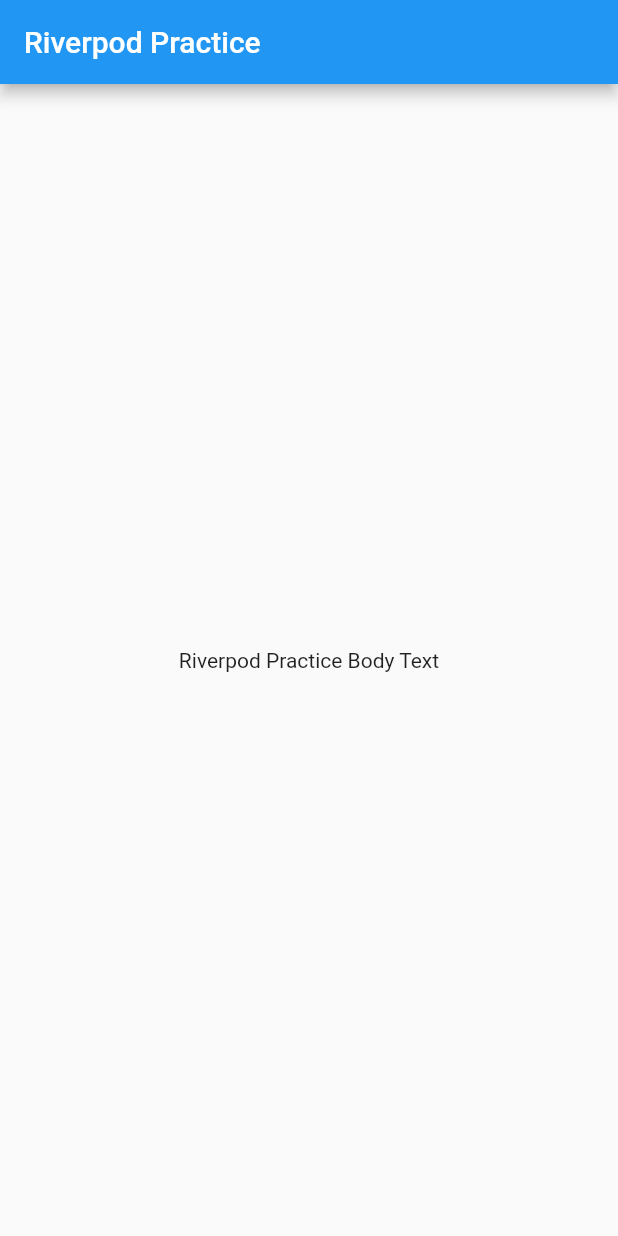
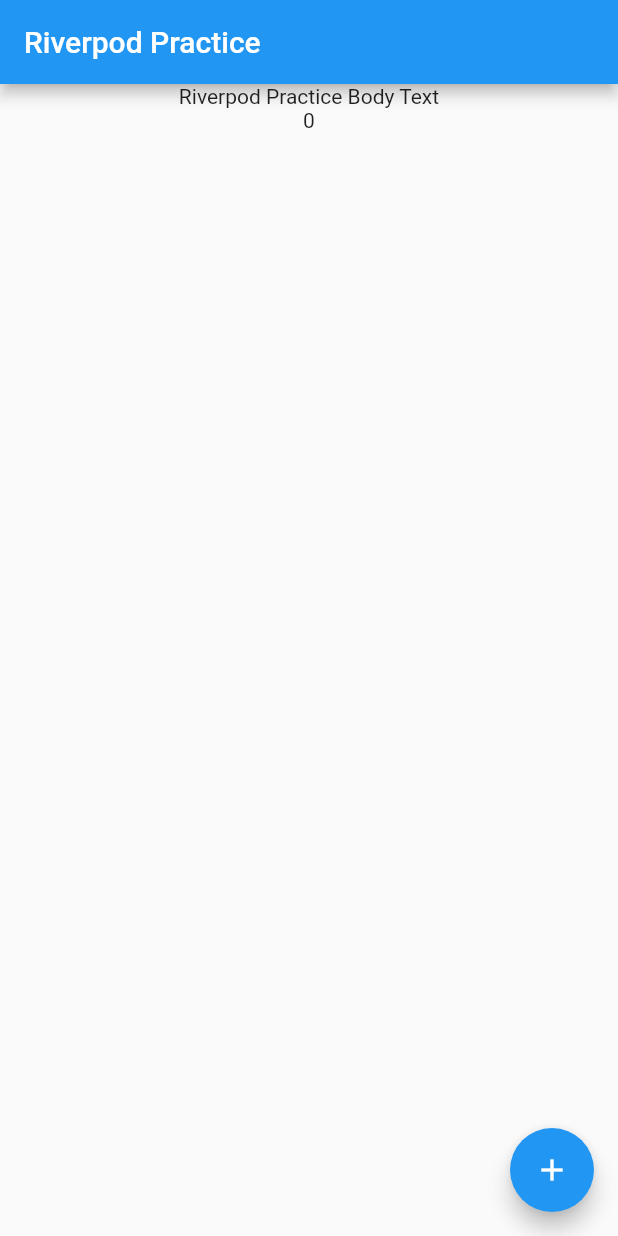
Before and after one commit to sEmoto0808/Flutter-Riverpod-Practice, a Flutter app: the screen it shows after launch, on a phone screen of 412 x 824 dp. Run offline on Flutter 3.47's test engine with Material 2 defaults, Android fonts, the phone set to English and light mode, and no system bars; our stand-ins replace flutter_riverpod.

Commit message:
StateProviderで状態の監視と変更

```diff
--- a/lib/main.dart
+++ b/lib/main.dart
@@ -1,6 +1,7 @@
 import 'package:flutter/material.dart';
 import 'package:flutter_riverpod/flutter_riverpod.dart';
 import 'package:flutter_riverpod_practice/provider/app_name_provider.dart';
+import 'package:flutter_riverpod_practice/provider/counter_provider.dart';
 
 void main() {
   runApp(
@@ -30,12 +31,25 @@ class MyHomePage extends ConsumerWidget {
   Widget build(BuildContext context, WidgetRef ref) {
     final appName = ref.watch(appNameProvider);
     final appNameBody = ref.watch(appNameBodyProvider);
+
+    final count = ref.watch(counterProvider);
     return Scaffold(
       appBar: AppBar(
         title: Text(appName),
       ),
       body: Center(
-        child: Text(appNameBody),
+        child: Column(
+          children: [
+            Text(appNameBody),
+            Text(count.toString()),
+          ],
+        ),
+      ),
+      floatingActionButton: FloatingActionButton(
+        onPressed: () {
+          ref.watch(counterProvider.notifier).state++;
+        },
+        child: const Icon(Icons.add),
       ),
     );
   }
--- /dev/null
+++ b/lib/provider/counter_provider.dart
@@ -0,0 +1,4 @@
+import 'package:flutter_riverpod/flutter_riverpod.dart';
+
+/// ボタンのクリック数を提供する[Provider]
+final counterProvider = StateProvider((ref) => 0);
```
